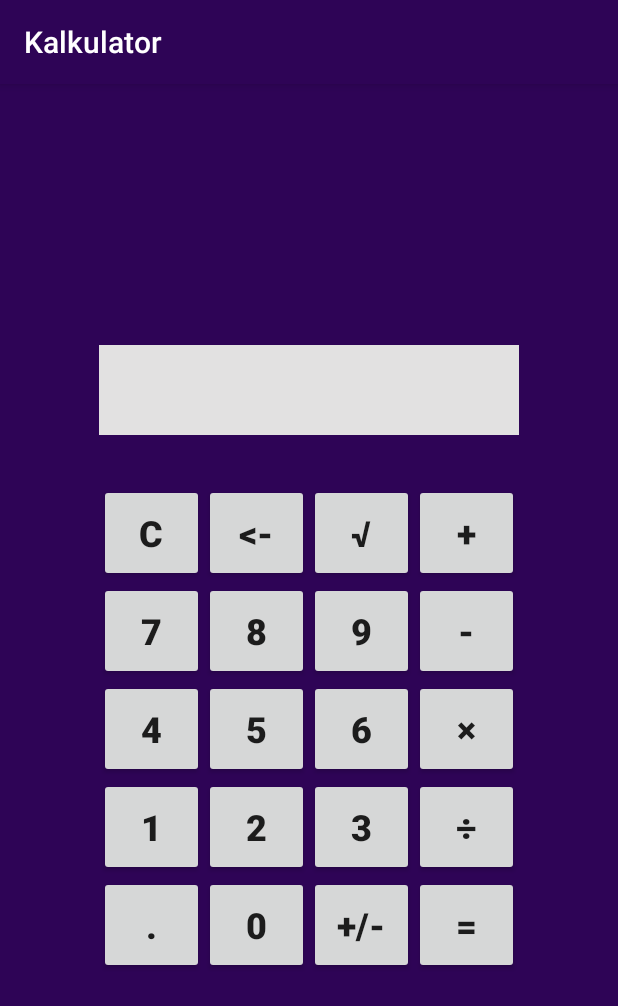
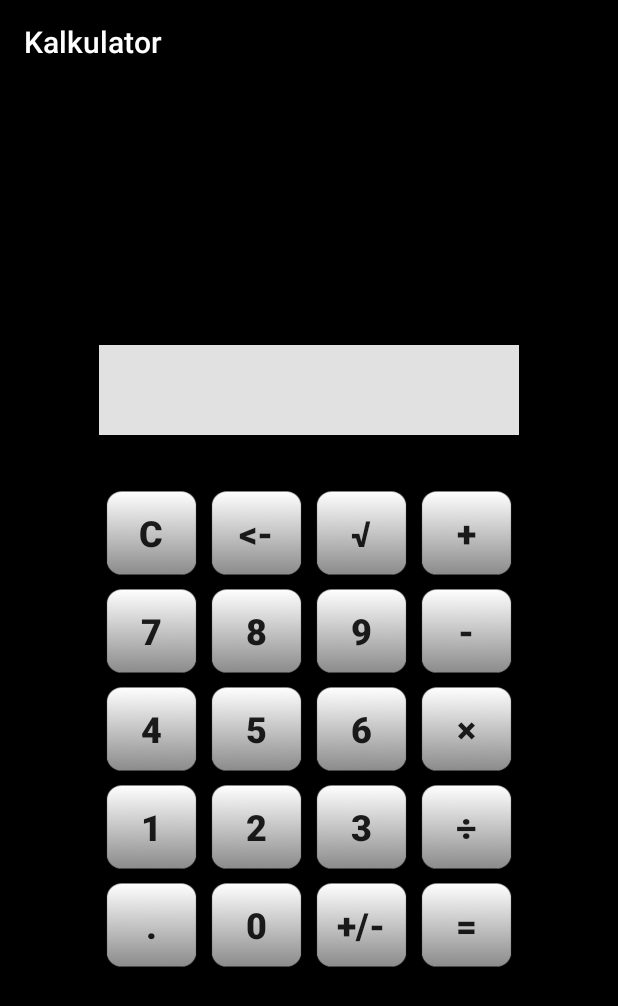
Before and after one commit to szczypiorofix/kalkulator-android, an Android app: the screen it shows after launch (MainActivity), on a phone screen of 412 x 824 dp. Shown: the top 1006 px of the screen. Run offline under Robolectric (Android 15) with nearby library versions, the phone set to English and light mode, and no system bars.

Commit message:
Poprawione buttony.

```diff
--- a/app/src/main/res/layout/activity_main.xml
+++ b/app/src/main/res/layout/activity_main.xml
@@ -8,7 +8,7 @@
     android:paddingRight="@dimen/activity_horizontal_margin"
     android:paddingTop="@dimen/activity_vertical_margin"
     tools:context="com.example.piotrek.kalkulator.MainActivity"
-    android:background="#FF2E0456">
+    android:background="#000000">
 
     <LinearLayout
         android:orientation="vertical"
@@ -61,6 +61,7 @@
                     android:text="@string/bsC"
                     android:id="@+id/bC"
                     android:textStyle="bold"
+                    android:background="@drawable/calcbutton"
                     android:textSize="24sp"/>
             </LinearLayout>
 
@@ -75,6 +76,7 @@
                     android:text="@string/bsBack"
                     android:id="@+id/bBack"
                     android:textStyle="bold"
+                    android:background="@drawable/calcbutton"
                     android:textSize="24sp" />
             </LinearLayout>
 
@@ -89,6 +91,7 @@
                     android:text="@string/bsSqrt"
                     android:id="@+id/bSqrt"
                     android:textStyle="bold"
+                    android:background="@drawable/calcbutton"
                     android:textSize="24sp"/>
             </LinearLayout>
 
@@ -104,6 +107,7 @@
                     android:text="@string/bsDodaj"
                     android:id="@+id/bDodaj"
                     android:textStyle="bold"
+                    android:background="@drawable/calcbutton"
                     android:textSize="24sp" />
             </LinearLayout>
 
@@ -118,6 +122,7 @@
                     android:text="@string/bs7"
                     android:id="@+id/b7"
                     android:textStyle="bold"
+                    android:background="@drawable/calcbutton"
                     android:textSize="24sp"/>
             </LinearLayout>
 
@@ -132,6 +137,7 @@
                     android:text="@string/bs8"
                     android:id="@+id/b8"
                     android:textStyle="bold"
+                    android:background="@drawable/calcbutton"
                     android:textSize="24sp"/>
             </LinearLayout>
 
@@ -146,6 +152,7 @@
                     android:text="@string/bs9"
                     android:id="@+id/b9"
                     android:textStyle="bold"
+                    android:background="@drawable/calcbutton"
                     android:textSize="24sp"/>
             </LinearLayout>
 
@@ -160,6 +167,7 @@
                     android:text="@string/bsOdejmij"
                     android:id="@+id/bOdejmij"
                     android:textStyle="bold"
+                    android:background="@drawable/calcbutton"
                     android:textSize="24sp"/>
             </LinearLayout>
 
@@ -174,6 +182,7 @@
                     android:text="@string/bs4"
                     android:id="@+id/b4"
                     android:textStyle="bold"
+                    android:background="@drawable/calcbutton"
                     android:textSize="24sp"/>
             </LinearLayout>
 
@@ -188,6 +197,7 @@
                     android:text="@string/bs5"
                     android:id="@+id/b5"
                     android:textStyle="bold"
+                    android:background="@drawable/calcbutton"
                     android:textSize="24sp"/>
             </LinearLayout>
 
@@ -202,6 +212,7 @@
                     android:text="@string/bs6"
                     android:id="@+id/b6"
                     android:textStyle="bold"
+                    android:background="@drawable/calcbutton"
                     android:textSize="24sp"/>
             </LinearLayout>
 
@@ -216,6 +227,7 @@
                     android:text="@string/bsPomnoz"
                     android:id="@+id/bPomnoz"
                     android:textStyle="bold"
+                    android:background="@drawable/calcbutton"
                     android:textSize="24sp"/>
             </LinearLayout>
 
@@ -230,6 +242,7 @@
                     android:id="@+id/b1"
                     android:text="@string/bs1"
                     android:textStyle="bold"
+                    android:background="@drawable/calcbutton"
                     android:textSize="24sp"/>
             </LinearLayout>
 
@@ -244,6 +257,7 @@
                     android:text="@string/bs2"
                     android:id="@+id/b2"
                     android:textStyle="bold"
+                    android:background="@drawable/calcbutton"
                     android:textSize="24sp"/>
             </LinearLayout>
 
@@ -258,6 +272,7 @@
                     android:text="@string/bs3"
                     android:id="@+id/b3"
                     android:textStyle="bold"
+                    android:background="@drawable/calcbutton"
                     android:textSize="24sp"/>
             </LinearLayout>
 
@@ -272,6 +287,7 @@
                     android:text="@string/bsPodziel"
                     android:id="@+id/bPodziel"
                     android:textStyle="bold"
+                    android:background="@drawable/calcbutton"
                     android:textSize="24sp"/>
             </LinearLayout>
 
@@ -286,6 +302,7 @@
                     android:text="@string/bsPrzecinek"
                     android:id="@+id/bPrzecinek"
                     android:textStyle="bold"
+                    android:background="@drawable/calcbutton"
                     android:textSize="24sp"/>
             </LinearLayout>
 
@@ -300,6 +317,7 @@
                     android:text="@string/bs0"
                     android:id="@+id/b0"
                     android:textStyle="bold"
+                    android:background="@drawable/calcbutton"
                     android:textSize="24sp"/>
             </LinearLayout>
 
@@ -314,6 +332,7 @@
                     android:text="@string/bsPlusMinus"
                     android:id="@+id/bPlusMinus"
                     android:textStyle="bold"
+                    android:background="@drawable/calcbutton"
                     android:textSize="24sp"/>
             </LinearLayout>
 
@@ -328,6 +347,7 @@
                     android:text="@string/bsRownaSie"
                     android:id="@+id/bRownaSie"
                     android:textStyle="bold"
+                    android:background="@drawable/calcbutton"
                     android:textSize="24sp"/>
             </LinearLayout>
 
--- a/app/src/main/res/values/colors.xml
+++ b/app/src/main/res/values/colors.xml
@@ -1,6 +1,6 @@
 <?xml version="1.0" encoding="utf-8"?>
 <resources>
-    <color name="colorPrimary">#FF2E0456</color>
+    <color name="colorPrimary">#000000</color>
     <color name="colorPrimaryDark">#020b3e</color>
     <color name="colorAccent">#FF4081</color>
     <color name="colorBackground">#000000</color>
```
Also changed, not shown: app/src/main/calcbutton.png (added), app/src/main/res/drawable/calcbutton.png (added), 1 other file.
